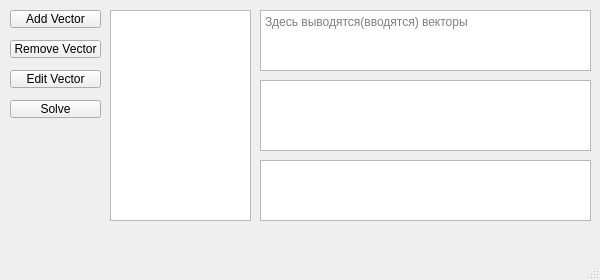
Qt form mainwindow.ui (Mainekun/course_work) before a commit.
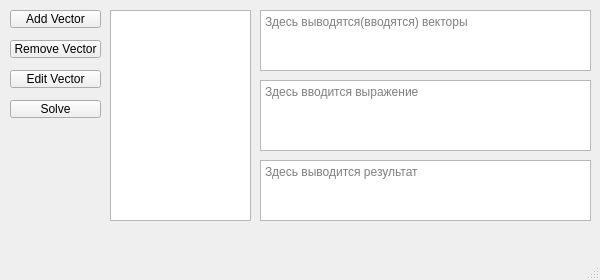
The same form after that commit.

Patch:
```diff
--- a/mainwindow.ui
+++ b/mainwindow.ui
@@ -26,6 +26,9 @@
       <height>71</height>
      </rect>
     </property>
+    <property name="placeholderText">
+     <string>Здесь вводится выражение</string>
+    </property>
    </widget>
    <widget class="QPlainTextEdit" name="vectorIO">
     <property name="geometry">
@@ -49,6 +52,9 @@
       <height>61</height>
      </rect>
     </property>
+    <property name="placeholderText">
+     <string>Здесь выводится результат</string>
+    </property>
    </widget>
    <widget class="QPushButton" name="addVectorBtn">
     <property name="geometry">
```
Left out of the diff: 2 changed lines with no effect on the pictures.
